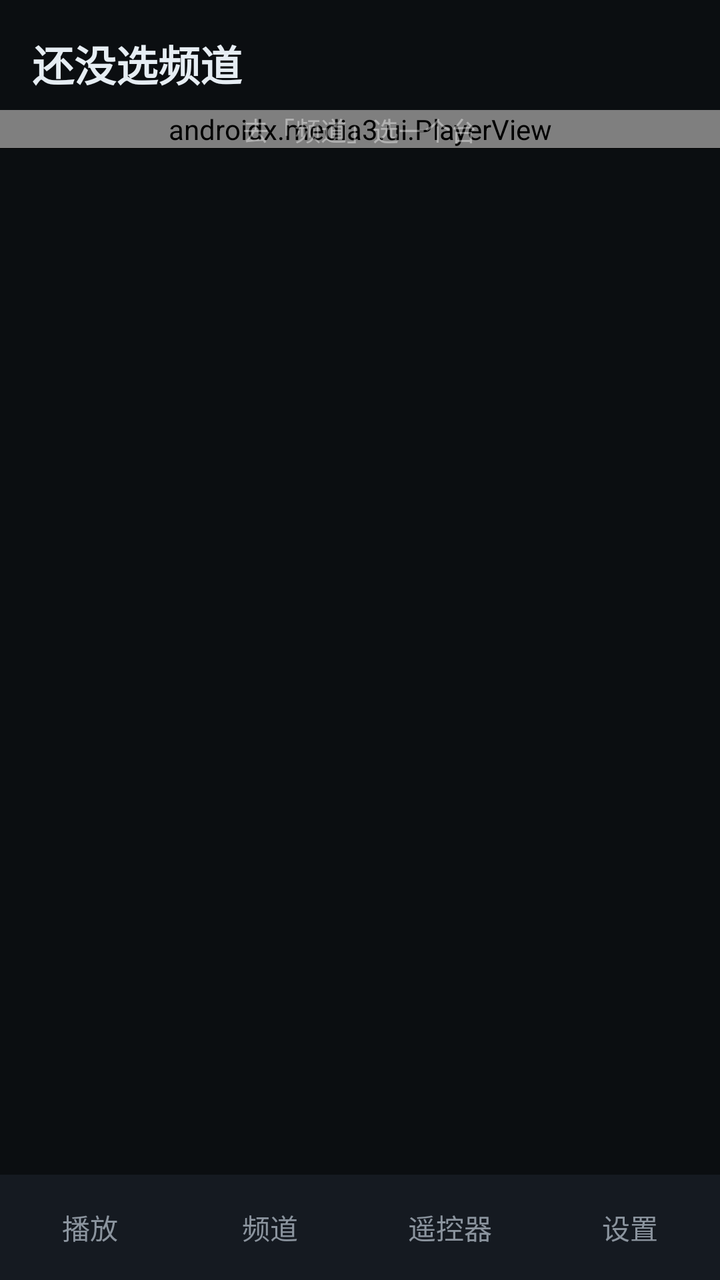
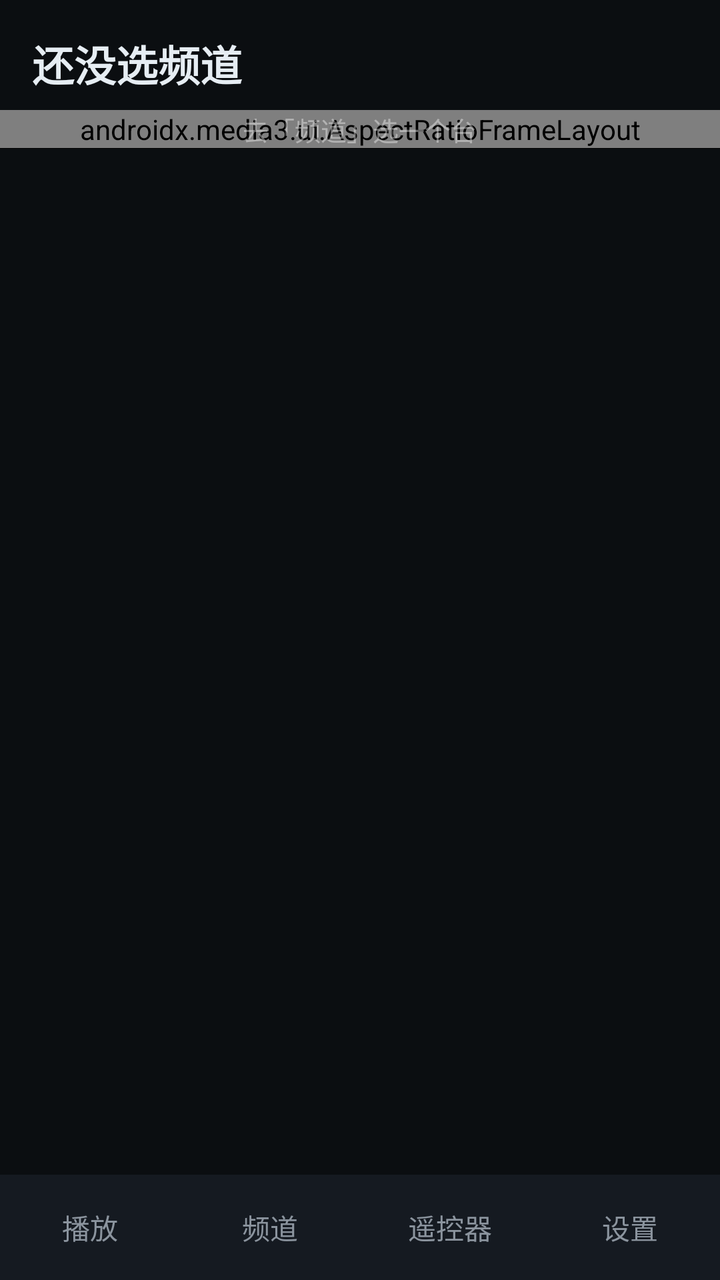

An Android layout rendered at two revisions. The XML below is the earlier revision; the diff shows what the commit changed to produce the second picture.
<!-- AndroidManifest.xml: application theme Theme.Litv -->
<!-- res/layout/activity_phone_home.xml -->
<?xml version="1.0" encoding="utf-8"?>
<LinearLayout xmlns:android="http://schemas.android.com/apk/res/android"
    android:layout_width="match_parent"
    android:layout_height="match_parent"
    android:background="@color/bg"
    android:orientation="vertical">

    <FrameLayout
        android:layout_width="match_parent"
        android:layout_height="0dp"
        android:layout_weight="1">

        
        <LinearLayout
            android:id="@+id/panelPlay"
            android:layout_width="match_parent"
            android:layout_height="match_parent"
            android:orientation="vertical">

            <LinearLayout
                android:id="@+id/playHeader"
                android:layout_width="match_parent"
                android:layout_height="wrap_content"
                android:gravity="center_vertical"
                android:orientation="horizontal"
                android:paddingHorizontal="16dp"
                android:paddingTop="16dp"
                android:paddingBottom="8dp">

                <TextView
                    android:id="@+id/playName"
                    android:layout_width="0dp"
                    android:layout_height="wrap_content"
                    android:layout_weight="1"
                    android:ellipsize="end"
                    android:maxLines="1"
                    android:text="还没选频道"
                    android:textColor="@color/text_primary"
                    android:textSize="21sp"
                    android:textStyle="bold" />

                <TextView
                    android:id="@+id/playEngine"
                    android:layout_width="wrap_content"
                    android:layout_height="wrap_content"
                    android:layout_marginStart="8dp"
                    android:textColor="@color/accent"
                    android:textSize="11sp" />
            </LinearLayout>

            <FrameLayout
                android:id="@+id/videoBox"
                android:layout_width="match_parent"
                android:layout_height="wrap_content"
                android:background="@android:color/black">

                <org.videolan.libvlc.util.VLCVideoLayout
                    android:id="@+id/vlcLayout"
                    android:layout_width="match_parent"
                    android:layout_height="match_parent"
                    android:visibility="gone"                     android:clickable="false"
                    android:focusable="false"
                    android:elevation="0dp"
                />

                
                <androidx.media3.ui.PlayerView
                    android:id="@+id/exoView"
                    android:layout_width="match_parent"
                    android:layout_height="match_parent"
                                        android:clickable="false"
                    android:focusable="false"
                    android:elevation="0dp"
                />

                
                <SurfaceView
                    android:id="@+id/surface"
                    android:layout_width="match_parent"
                    android:layout_height="match_parent"
                    android:visibility="gone"                     android:clickable="false"
                    android:focusable="false"
                    android:elevation="0dp"
                />

                <ProgressBar
                    android:id="@+id/loading"
                    android:layout_width="38dp"
                    android:layout_height="38dp"
                    android:layout_gravity="center"
                    android:indeterminateTint="@color/accent"
                    android:visibility="gone" />

                <TextView
                    android:id="@+id/gestureTip"
                    android:layout_width="wrap_content"
                    android:layout_height="wrap_content"
                    android:layout_gravity="center"
                    android:background="#CC151A21"
                    android:paddingHorizontal="16dp"
                    android:paddingVertical="8dp"
                    android:textColor="@color/text_primary"
                    android:textSize="16sp"
                    android:visibility="gone" />

                <TextView
                    android:id="@+id/playHint"
                    android:layout_width="wrap_content"
                    android:layout_height="wrap_content"
                    android:layout_gravity="center"
                    android:text="去「频道」选一个台"
                    android:textColor="#66FFFFFF"
                    android:textSize="13sp" />

                


                
                <FrameLayout
                    android:id="@+id/playerControls"
                    android:layout_width="match_parent"
                    android:layout_height="match_parent"
                    android:background="@drawable/bg_scrim_bottom"
                    android:visibility="gone"
                    android:elevation="12dp">

                
                <TextView
                    android:id="@+id/liveBadge"
                    android:layout_width="wrap_content"
                    android:layout_height="wrap_content"
                    android:layout_gravity="top|start"
                    android:layout_marginStart="12dp"
                    android:layout_marginTop="12dp"
                    android:background="@drawable/bg_badge_pill"
                    android:paddingHorizontal="10dp"
                    android:paddingVertical="4dp"
                    android:text="● 直播"
                    android:textColor="#FFFFFFFF"
                    android:textSize="11sp" />

                    
                    <ImageView
                        android:id="@+id/btnPlayPause"
                        android:layout_width="72dp"
                        android:layout_height="72dp"
                        android:layout_gravity="center"
                        android:background="@android:color/transparent"
                        android:contentDescription="播放/暂停"
                        android:padding="14dp"
                        android:src="@drawable/ic_pause"
                        android:alpha="0.85" />

                    
                    <TextView
                        android:id="@+id/btnCast"
                        style="@style/PhoneCtlSmall"
                        android:layout_gravity="top|end"
                        android:layout_marginTop="10dp"
                        android:layout_marginEnd="10dp"
                        android:text="⇱" />



                    
                    <LinearLayout
                        android:id="@+id/fsTools"
                        android:layout_width="wrap_content"
                        android:layout_height="wrap_content"
                        android:layout_gravity="bottom|center_horizontal"
                        android:layout_marginBottom="30dp"
                        android:orientation="horizontal"
                        android:visibility="gone">

                        <TextView
                            android:id="@+id/fsAspect"
                            style="@style/PhoneCtlPill"
                            android:text="比例 自动" />

                        <TextView
                            android:id="@+id/fsEngine"
                            style="@style/PhoneCtlPill"
                            android:text="内核 自动" />

                        <TextView
                            android:id="@+id/fsDecode"
                            style="@style/PhoneCtlPill"
                            android:text="解码 自动" />
                    </LinearLayout>

                    
                    <LinearLayout
                        android:layout_width="wrap_content"
                        android:layout_height="wrap_content"
                        android:layout_gravity="bottom|end"
                        android:layout_marginBottom="30dp"
                        android:layout_marginEnd="12dp"
                        android:gravity="center_vertical"
                        android:orientation="horizontal">

                        <TextView
                            android:id="@+id/btnMute"
                            style="@style/PhoneCtlSmall"
                            android:layout_marginEnd="10dp"
                            android:text="♪" />

                        <TextView
                            android:id="@+id/btnFullscreen"
                            style="@style/PhoneCtlSmall"
                            android:text="⛶" />
                    </LinearLayout>
                </FrameLayout>
            </FrameLayout>

            <TextView
                android:id="@+id/playNow"
                android:layout_width="match_parent"
                android:layout_height="wrap_content"
                android:ellipsize="end"
                android:maxLines="1"
                android:paddingHorizontal="16dp"
                android:paddingTop="8dp"
                android:textColor="@color/text_secondary"
                android:textSize="11sp" />

            
            <TextView
                android:id="@+id/playRoute"
                android:layout_width="match_parent"
                android:layout_height="wrap_content"
                android:ellipsize="end"
                android:maxLines="1"
                android:paddingHorizontal="16dp"
                android:paddingTop="4dp"
                android:textColor="#66FFFFFF"
                android:textSize="11sp" />

            <ScrollView
                android:id="@+id/epgScroll"
                android:layout_width="match_parent"
                android:layout_height="0dp"
                android:layout_weight="1"
                android:clipToPadding="false"
                android:paddingHorizontal="16dp"
                android:scrollbars="none">

                <LinearLayout
                    android:id="@+id/epgList"
                    android:layout_width="match_parent"
                    android:layout_height="wrap_content"
                    android:orientation="vertical" />
            </ScrollView>
        </LinearLayout>

        
        <LinearLayout
            android:id="@+id/panelChannel"
            android:layout_width="match_parent"
            android:layout_height="match_parent"
            android:background="@color/bg"
            android:orientation="vertical"
            android:visibility="gone">

            <TextView
                android:id="@+id/status"
                android:layout_width="match_parent"
                android:layout_height="wrap_content"
                android:paddingHorizontal="16dp"
                android:paddingTop="16dp"
                android:textColor="@color/text_secondary"
                android:textSize="11sp" />

            <EditText
                android:id="@+id/searchInput"
                android:layout_width="match_parent"
                android:layout_height="wrap_content"
                android:layout_marginHorizontal="16dp"
                android:layout_marginTop="8dp"
                android:autofillHints="none"
                android:background="@drawable/bg_card"
                android:hint="搜频道名 / 分组"
                android:imeOptions="actionSearch"
                android:inputType="text"
                android:maxLines="1"
                android:paddingHorizontal="16dp"
                android:paddingVertical="8dp"
                android:singleLine="true"
                android:textColor="@color/text_primary"
                android:textColorHint="@color/text_secondary"
                android:textSize="13sp" />

            <HorizontalScrollView
                android:id="@+id/groupBar"
                android:layout_width="match_parent"
                android:layout_height="wrap_content"
                android:layout_marginTop="4dp"
                android:paddingHorizontal="12dp"
                android:scrollbars="none">

                <LinearLayout
                    android:id="@+id/groupChips"
                    android:layout_width="wrap_content"
                    android:layout_height="wrap_content"
                    android:orientation="horizontal" />
            </HorizontalScrollView>

            <androidx.recyclerview.widget.RecyclerView
                android:id="@+id/list"
                android:layout_width="match_parent"
                android:layout_height="0dp"
                android:layout_marginTop="4dp"
                android:layout_weight="1"
                android:clipToPadding="false"
                android:paddingHorizontal="16dp"
                android:paddingBottom="12dp"
                android:scrollbars="none" />

            <TextView
                android:id="@+id/empty"
                android:layout_width="match_parent"
                android:layout_height="0dp"
                android:layout_weight="1"
                android:gravity="center"
                android:text="@string/empty_channels"
                android:textColor="@color/text_secondary"
                android:textSize="16sp"
                android:visibility="gone" />
        </LinearLayout>
    </FrameLayout>

    
    <LinearLayout
        android:id="@+id/bottomTabs"
        android:layout_width="match_parent"
        android:layout_height="wrap_content"
        android:background="@color/bg_panel"
        android:orientation="horizontal"
        android:paddingVertical="8dp">

        <TextView
            android:id="@+id/tabPlay"
            style="@style/PhoneTab"
            android:text="播放" />

        <TextView
            android:id="@+id/tabChannel"
            style="@style/PhoneTab"
            android:text="频道" />

        <TextView
            android:id="@+id/tabRemote"
            style="@style/PhoneTab"
            android:text="遥控器" />

        <TextView
            android:id="@+id/tabSettings"
            style="@style/PhoneTab"
            android:text="设置" />
    </LinearLayout>
</LinearLayout>
<!-- resources referenced by this layout -->
<resources>
  <color name="accent">#FF2DD4BF</color>
  <color name="bg">#FF0B0E11</color>
  <color name="bg_panel">#FF151A21</color>
  <color name="text_primary">#FFE6EDF3</color>
  <color name="text_secondary">#FF8B949E</color>
  <!-- drawable bg_badge_pill (drawable) -->
  <?xml version="1.0" encoding="utf-8"?>
  <shape xmlns:android="http://schemas.android.com/apk/res/android" android:shape="rectangle">
      <solid android:color="#A6000000" />
      <corners android:radius="12dp" />
      <stroke android:width="1dp" android:color="#33FFFFFF" />
  </shape>
  <!-- drawable bg_card (drawable) -->
  <?xml version="1.0" encoding="utf-8"?>
  <shape xmlns:android="http://schemas.android.com/apk/res/android"
      android:shape="rectangle">
      <solid android:color="@color/bg_card" />
      <corners android:radius="8dp" />
  </shape>
  <!-- drawable bg_scrim_bottom (drawable) -->
  <?xml version="1.0" encoding="utf-8"?>
  <shape xmlns:android="http://schemas.android.com/apk/res/android" android:shape="rectangle">
      <gradient
          android:angle="90"
          android:endColor="#C4000000"
          android:startColor="#00000000" />
  </shape>
  <!-- drawable ic_pause (drawable) -->
  <?xml version="1.0" encoding="utf-8"?>
  <vector xmlns:android="http://schemas.android.com/apk/res/android"
      android:width="48dp" android:height="48dp"
      android:viewportWidth="24" android:viewportHeight="24">
      <path android:fillColor="#FFFFFFFF" android:pathData="M7,5h3.4v14H7z" />
      <path android:fillColor="#FFFFFFFF" android:pathData="M13.6,5H17v14h-3.4z" />
  </vector>
  <string name="empty_channels">还没有频道\n请先在管理台导入直播源</string>
  <style name="PhoneCtlPill">
          <item name="android:layout_width">wrap_content</item>
          <item name="android:layout_height">30dp</item>
          <item name="android:layout_marginEnd">8dp</item>
          <item name="android:background">@drawable/bg_badge_pill</item>
          <item name="android:gravity">center</item>
          <item name="android:paddingHorizontal">10dp</item>
          <item name="android:textColor">#FFFFFFFF</item>
          <item name="android:textSize">11sp</item>
          <item name="android:clickable">true</item>
          <item name="android:focusable">true</item>
      </style>
  <style name="PhoneCtlSmall">
          <item name="android:layout_width">30dp</item>
          <item name="android:layout_height">30dp</item>
          <item name="android:background">@drawable/bg_ctl_circle</item>
          <item name="android:gravity">center</item>
          <item name="android:textColor">#FFFFFFFF</item>
          <item name="android:textSize">15sp</item>
          <item name="android:clickable">true</item>
          <item name="android:focusable">true</item>
      </style>
  <style name="PhoneTab">
          <item name="android:layout_width">0dp</item>
          <item name="android:layout_height">wrap_content</item>
          <item name="android:layout_weight">1</item>
          <item name="android:gravity">center</item>
          <item name="android:paddingVertical">8dp</item>
          <item name="android:textColor">@color/text_secondary</item>
          <item name="android:textSize">14sp</item>
      </style>
  <style name="Theme.Litv" parent="Theme.AppCompat.NoActionBar">
          <item name="android:windowBackground">@color/bg</item>
          <item name="android:colorBackground">@color/bg</item>
          <item name="android:textColorPrimary">@color/text_primary</item>
          <item name="android:textColorSecondary">@color/text_secondary</item>
          <item name="android:statusBarColor">@color/bg</item>
          <item name="android:navigationBarColor">@color/bg</item>
      </style>
  <color name="bg_card">#FF1C232C</color>
  <!-- drawable bg_ctl_circle (drawable) -->
  <?xml version="1.0" encoding="utf-8"?>
  <ripple xmlns:android="http://schemas.android.com/apk/res/android"
      android:color="#40FFFFFF">
      <item>
          <shape android:shape="oval">
              <solid android:color="#33FFFFFF" />
          </shape>
      </item>
  </ripple>
</resources>

<!-- the commit's change to res/layout/activity_phone_home.xml (unified diff, before → after) -->
@@ -64,24 +64,20 @@
                 />
 
                 
-                <androidx.media3.ui.PlayerView
-                    android:id="@+id/exoView"
+                <androidx.media3.ui.AspectRatioFrameLayout
+                    android:id="@+id/videoAspect"
                     android:layout_width="match_parent"
                     android:layout_height="match_parent"
-                                        android:clickable="false"
-                    android:focusable="false"
-                    android:elevation="0dp"
-                />
-
-                
-                <SurfaceView
-                    android:id="@+id/surface"
-                    android:layout_width="match_parent"
-                    android:layout_height="match_parent"
-                    android:visibility="gone"                     android:clickable="false"
-                    android:focusable="false"
-                    android:elevation="0dp"
-                />
+                    android:clickable="false"
+                    android:focusable="false">
+
+                    <SurfaceView
+                        android:id="@+id/surface"
+                        android:layout_width="match_parent"
+                        android:layout_height="match_parent"
+                        android:clickable="false"
+                        android:focusable="false" />
+                </androidx.media3.ui.AspectRatioFrameLayout>
 
                 <ProgressBar
                     android:id="@+id/loading"
